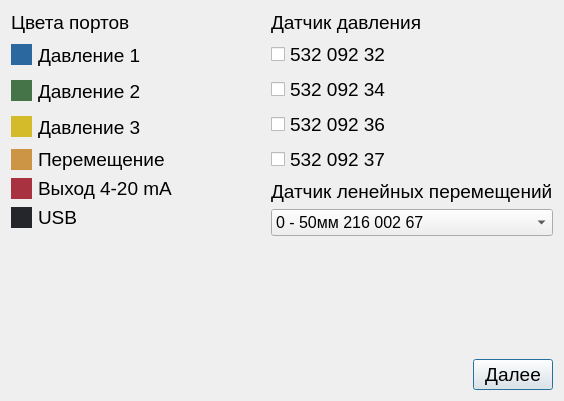
Above: NotationWindow.ui from Rekvim/MpiSdk before the change. Below: the same form after it.
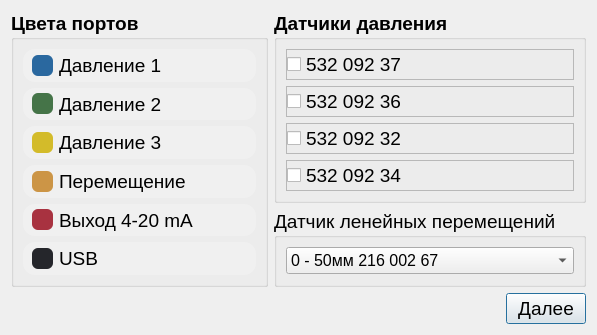
That is the form after the change.

Diff of the .ui file:
```diff
--- a/NotationWindow.ui
+++ b/NotationWindow.ui
@@ -6,8 +6,8 @@
    <rect>
     <x>0</x>
     <y>0</y>
-    <width>564</width>
-    <height>401</height>
+    <width>597</width>
+    <height>335</height>
    </rect>
   </property>
   <property name="font">
@@ -18,48 +18,72 @@
   <property name="windowTitle">
    <string>Обозначения портов</string>
   </property>
-  <layout class="QVBoxLayout" name="verticalLayout_6">
-   <item>
-    <layout class="QHBoxLayout" name="horizontalLayout_8">
-     <item>
-      <layout class="QVBoxLayout" name="verticalLayout_3">
-       <item>
-        <widget class="QLabel" name="label_3">
-         <property name="font">
-          <font>
-           <pointsize>14</pointsize>
-          </font>
-         </property>
-         <property name="text">
-          <string>Цвета портов</string>
-         </property>
-        </widget>
-       </item>
-       <item>
-        <layout class="QVBoxLayout" name="verticalLayout">
+  <layout class="QVBoxLayout" name="verticalLayout_5">
          <item>
           <layout class="QHBoxLayout" name="horizontalLayout_2">
            <item>
-            <widget class="QWidget" name="pressure_1_color" native="true">
-             <property name="minimumSize">
-              <size>
-               <width>21</width>
-               <height>21</height>
-              </size>
-             </property>
-             <property name="maximumSize">
-              <size>
-               <width>21</width>
-               <height>21</height>
-              </size>
-             </property>
+      <widget class="QGroupBox" name="groupBox_3">
              <property name="font">
               <font>
-               <pointsize>11</pointsize>
-              </font>
-             </property>
+         <pointsize>14</pointsize>
+         <bold>true</bold>
+        </font>
+       </property>
+       <property name="title">
+        <string>Цвета портов</string>
+       </property>
+       <layout class="QVBoxLayout" name="verticalLayout_4">
+        <item>
+         <widget class="QFrame" name="frame_pressure_5">
+          <property name="sizePolicy">
+           <sizepolicy hsizetype="Expanding" vsizetype="Preferred">
+            <horstretch>0</horstretch>
+            <verstretch>0</verstretch>
+           </sizepolicy>
+          </property>
              <property name="styleSheet">
-              <string notr="true">background-color: #2A689F;</string>
+           <string notr="true">background-color: #F0F0F0;
+border-radius: 12px;</string>
+          </property>
+          <property name="frameShape">
+           <enum>QFrame::Shape::StyledPanel</enum>
+          </property>
+          <property name="frameShadow">
+           <enum>QFrame::Shadow::Raised</enum>
+          </property>
+          <layout class="QHBoxLayout" name="horizontalLayout_15">
+           <property name="spacing">
+            <number>6</number>
+           </property>
+           <property name="leftMargin">
+            <number>9</number>
+           </property>
+           <property name="topMargin">
+            <number>0</number>
+           </property>
+           <property name="rightMargin">
+            <number>9</number>
+           </property>
+           <property name="bottomMargin">
+            <number>0</number>
+           </property>
+           <item>
+            <widget class="QWidget" name="pressure_1_color_2" native="true">
+             <property name="minimumSize">
+              <size>
+               <width>21</width>
+               <height>21</height>
+              </size>
+             </property>
+             <property name="maximumSize">
+              <size>
+               <width>21</width>
+               <height>21</height>
+              </size>
+             </property>
+             <property name="styleSheet">
+              <string notr="true">background-color: #2A689F;
+border-radius: 6px;</string>
              </property>
             </widget>
            </item>
@@ -82,11 +106,41 @@
             </widget>
            </item>
           </layout>
+         </widget>
          </item>
          <item>
-          <layout class="QHBoxLayout" name="horizontalLayout_4">
+         <widget class="QFrame" name="frame_pressure_7">
+          <property name="sizePolicy">
+           <sizepolicy hsizetype="Expanding" vsizetype="Preferred">
+            <horstretch>0</horstretch>
+            <verstretch>0</verstretch>
+           </sizepolicy>
+          </property>
+          <property name="styleSheet">
+           <string notr="true">background-color: #F0F0F0;
+border-radius: 12px;</string>
+          </property>
+          <property name="frameShape">
+           <enum>QFrame::Shape::StyledPanel</enum>
+          </property>
+          <property name="frameShadow">
+           <enum>QFrame::Shadow::Raised</enum>
+          </property>
+          <layout class="QHBoxLayout" name="horizontalLayout_16">
+           <property name="leftMargin">
+            <number>9</number>
+           </property>
+           <property name="topMargin">
+            <number>0</number>
+           </property>
+           <property name="rightMargin">
+            <number>9</number>
+           </property>
+           <property name="bottomMargin">
+            <number>0</number>
+           </property>
            <item>
-            <widget class="QWidget" name="pressure_2_color" native="true">
+            <widget class="QWidget" name="pressure_2_color_2" native="true">
              <property name="minimumSize">
               <size>
                <width>21</width>
@@ -99,13 +153,9 @@
                <height>21</height>
               </size>
              </property>
-             <property name="font">
-              <font>
-               <pointsize>11</pointsize>
-              </font>
-             </property>
              <property name="styleSheet">
-              <string notr="true">background-color: #457448;</string>
+              <string notr="true">background-color: #457448;
+border-radius: 6px;</string>
              </property>
             </widget>
            </item>
@@ -128,11 +178,41 @@
             </widget>
            </item>
           </layout>
+         </widget>
          </item>
          <item>
-          <layout class="QHBoxLayout" name="horizontalLayout_3">
+         <widget class="QFrame" name="frame_pressure_6">
+          <property name="sizePolicy">
+           <sizepolicy hsizetype="Expanding" vsizetype="Preferred">
+            <horstretch>0</horstretch>
+            <verstretch>0</verstretch>
+           </sizepolicy>
+          </property>
+          <property name="styleSheet">
+           <string notr="true">background-color: #F0F0F0;
+border-radius: 12px;</string>
+          </property>
+          <property name="frameShape">
+           <enum>QFrame::Shape::StyledPanel</enum>
+          </property>
+          <property name="frameShadow">
+           <enum>QFrame::Shadow::Raised</enum>
+          </property>
+          <layout class="QHBoxLayout" name="horizontalLayout_17">
+           <property name="leftMargin">
+            <number>9</number>
+           </property>
+           <property name="topMargin">
+            <number>0</number>
+           </property>
+           <property name="rightMargin">
+            <number>9</number>
+           </property>
+           <property name="bottomMargin">
+            <number>0</number>
+           </property>
            <item>
-            <widget class="QWidget" name="pressure_3_color" native="true">
+            <widget class="QWidget" name="pressure_3_color_2" native="true">
              <property name="minimumSize">
               <size>
                <width>21</width>
@@ -145,13 +225,9 @@
                <height>21</height>
               </size>
              </property>
-             <property name="font">
-              <font>
-               <pointsize>11</pointsize>
-              </font>
-             </property>
              <property name="styleSheet">
-              <string notr="true">background-color: #D3BB2A;</string>
+              <string notr="true">background-color: #D3BB2A;
+border-radius: 6px;</string>
              </property>
             </widget>
            </item>
@@ -174,11 +250,35 @@
             </widget>
            </item>
           </layout>
+         </widget>
          </item>
          <item>
-          <layout class="QHBoxLayout" name="horizontalLayout_5">
+         <widget class="QFrame" name="frame_moving">
+          <property name="styleSheet">
+           <string notr="true">background-color: #F0F0F0;
+border-radius: 12px;</string>
+          </property>
+          <property name="frameShape">
+           <enum>QFrame::Shape::StyledPanel</enum>
+          </property>
+          <property name="frameShadow">
+           <enum>QFrame::Shadow::Raised</enum>
+          </property>
+          <layout class="QHBoxLayout" name="horizontalLayout_18">
+           <property name="leftMargin">
+            <number>9</number>
+           </property>
+           <property name="topMargin">
+            <number>0</number>
+           </property>
+           <property name="rightMargin">
+            <number>9</number>
+           </property>
+           <property name="bottomMargin">
+            <number>0</number>
+           </property>
            <item>
-            <widget class="QWidget" name="moving_color" native="true">
+            <widget class="QWidget" name="moving_color_2" native="true">
              <property name="minimumSize">
               <size>
                <width>21</width>
@@ -191,13 +291,9 @@
                <height>21</height>
               </size>
              </property>
-             <property name="font">
-              <font>
-               <pointsize>11</pointsize>
-              </font>
-             </property>
              <property name="styleSheet">
-              <string notr="true">background-color: #CC9546;</string>
+              <string notr="true">background-color: #CC9546;
+border-radius: 6px;</string>
              </property>
             </widget>
            </item>
@@ -214,11 +310,35 @@
             </widget>
            </item>
           </layout>
+         </widget>
          </item>
          <item>
-          <layout class="QHBoxLayout" name="horizontalLayout_6">
+         <widget class="QFrame" name="frame_output_4_20_mA">
+          <property name="styleSheet">
+           <string notr="true">background-color: #F0F0F0;
+border-radius: 12px;</string>
+          </property>
+          <property name="frameShape">
+           <enum>QFrame::Shape::StyledPanel</enum>
+          </property>
+          <property name="frameShadow">
+           <enum>QFrame::Shadow::Raised</enum>
+          </property>
+          <layout class="QHBoxLayout" name="horizontalLayout_22">
+           <property name="leftMargin">
+            <number>9</number>
+           </property>
+           <property name="topMargin">
+            <number>0</number>
+           </property>
+           <property name="rightMargin">
+            <number>9</number>
+           </property>
+           <property name="bottomMargin">
+            <number>0</number>
+           </property>
            <item>
-            <widget class="QWidget" name="output_4_20_mA_color" native="true">
+            <widget class="QWidget" name="output_4_20_mA_color_2" native="true">
              <property name="minimumSize">
               <size>
                <width>21</width>
@@ -231,13 +351,9 @@
                <height>21</height>
               </size>
              </property>
-             <property name="font">
-              <font>
-               <pointsize>11</pointsize>
-              </font>
-             </property>
              <property name="styleSheet">
-              <string notr="true">background-color: #A83240;</string>
+              <string notr="true">background-color: #A83240;
+border-radius: 6px;</string>
              </property>
             </widget>
            </item>
@@ -254,11 +370,35 @@
             </widget>
            </item>
           </layout>
+         </widget>
          </item>
          <item>
-          <layout class="QHBoxLayout" name="horizontalLayout_7">
+         <widget class="QFrame" name="frame_usb">
+          <property name="styleSheet">
+           <string notr="true">background-color: #F0F0F0;
+border-radius: 12px;</string>
+          </property>
+          <property name="frameShape">
+           <enum>QFrame::Shape::StyledPanel</enum>
+          </property>
+          <property name="frameShadow">
+           <enum>QFrame::Shadow::Raised</enum>
+          </property>
+          <layout class="QHBoxLayout" name="horizontalLayout_24">
+           <property name="leftMargin">
+            <number>9</number>
+           </property>
+           <property name="topMargin">
+            <number>0</number>
+           </property>
+           <property name="rightMargin">
+            <number>9</number>
+           </property>
+           <property name="bottomMargin">
+            <number>0</number>
+           </property>
            <item>
-            <widget class="QWidget" name="usb_color" native="true">
+            <widget class="QWidget" name="usb_color_2" native="true">
              <property name="minimumSize">
               <size>
                <width>21</width>
@@ -271,13 +411,9 @@
                <height>21</height>
               </size>
              </property>
-             <property name="font">
-              <font>
-               <pointsize>11</pointsize>
-              </font>
-             </property>
              <property name="styleSheet">
-              <string notr="true">background-color: #25262B;</string>
+              <string notr="true">background-color: #25262B;
+border-radius: 6px;</string>
              </property>
             </widget>
            </item>
@@ -294,45 +430,126 @@
             </widget>
            </item>
           </layout>
-         </item>
+         </widget>
+        </item>
+       </layout>
+      </widget>
+     </item>
          <item>
-          <spacer name="verticalSpacer_2">
-           <property name="orientation">
-            <enum>Qt::Orientation::Vertical</enum>
-           </property>
-           <property name="sizeHint" stdset="0">
-            <size>
-             <width>20</width>
-             <height>40</height>
-            </size>
-           </property>
-          </spacer>
-         </item>
-        </layout>
-       </item>
-      </layout>
-     </item>
+      <layout class="QVBoxLayout" name="verticalLayout_3">
+       <item>
+        <widget class="QGroupBox" name="groupBox">
+         <property name="font">
+          <font>
+           <pointsize>14</pointsize>
+           <bold>true</bold>
+          </font>
+         </property>
+         <property name="title">
+          <string>Датчики давления</string>
+         </property>
+         <layout class="QVBoxLayout" name="verticalLayout">
+          <item>
+           <widget class="QFrame" name="frame_pressure_4">
+            <property name="frameShape">
+             <enum>QFrame::Shape::StyledPanel</enum>
+            </property>
+            <property name="frameShadow">
+             <enum>QFrame::Shadow::Raised</enum>
+            </property>
+            <layout class="QHBoxLayout" name="horizontalLayout_9">
+             <property name="leftMargin">
+              <number>0</number>
+             </property>
+             <property name="topMargin">
+              <number>0</number>
+             </property>
+             <property name="rightMargin">
+              <number>0</number>
+             </property>
+             <property name="bottomMargin">
+              <number>0</number>
+             </property>
+             <item>
+              <widget class="QCheckBox" name="checkBox_pressure_4">
+               <property name="font">
+                <font>
+                 <pointsize>14</pointsize>
+                 <bold>false</bold>
+                </font>
+               </property>
+               <property name="text">
+                <string>532 092 37</string>
+               </property>
+              </widget>
+             </item>
+            </layout>
+           </widget>
+          </item>
      <item>
-      <layout class="QVBoxLayout" name="verticalLayout_5">
+           <widget class="QFrame" name="frame_pressure_3">
+            <property name="frameShape">
+             <enum>QFrame::Shape::StyledPanel</enum>
+            </property>
+            <property name="frameShadow">
+             <enum>QFrame::Shadow::Raised</enum>
+            </property>
+            <layout class="QHBoxLayout" name="horizontalLayout_10">
+             <property name="leftMargin">
+              <number>0</number>
+             </property>
+             <property name="topMargin">
+              <number>0</number>
+             </property>
+             <property name="rightMargin">
+              <number>0</number>
+             </property>
+             <property name="bottomMargin">
+              <number>0</number>
+             </property>
        <item>
-        <layout class="QVBoxLayout" name="verticalLayout_4">
-         <item>
-          <widget class="QLabel" name="label">
+              <widget class="QCheckBox" name="checkBox_pressure_3">
            <property name="font">
             <font>
              <pointsize>14</pointsize>
+                 <bold>false</bold>
             </font>
            </property>
            <property name="text">
-            <string>Датчик давления</string>
+                <string>532 092 36</string>
            </property>
           </widget>
          </item>
+            </layout>
+           </widget>
+          </item>
+          <item>
+           <widget class="QFrame" name="frame_pressure_1">
+            <property name="frameShape">
+             <enum>QFrame::Shape::StyledPanel</enum>
+            </property>
+            <property name="frameShadow">
+             <enum>QFrame::Shadow::Raised</enum>
+            </property>
+            <layout class="QHBoxLayout" name="horizontalLayout_8">
+             <property name="leftMargin">
+              <number>0</number>
+             </property>
+             <property name="topMargin">
+              <number>0</number>
+             </property>
+             <property name="rightMargin">
+              <number>0</number>
+             </property>
+             <property name="bottomMargin">
+              <number>0</number>
+             </property>
          <item>
           <widget class="QCheckBox" name="checkBox_pressure_1">
            <property name="font">
             <font>
              <pointsize>14</pointsize>
+                 <bold>false</bold>
             </font>
            </property>
            <property name="text">
@@ -340,11 +557,36 @@
            </property>
           </widget>
          </item>
+            </layout>
+           </widget>
+          </item>
+          <item>
+           <widget class="QFrame" name="frame_pressure_2">
+            <property name="frameShape">
+             <enum>QFrame::Shape::StyledPanel</enum>
+            </property>
+            <property name="frameShadow">
+             <enum>QFrame::Shadow::Raised</enum>
+            </property>
+            <layout class="QHBoxLayout" name="horizontalLayout_11">
+             <property name="leftMargin">
+              <number>0</number>
+             </property>
+             <property name="topMargin">
+              <number>0</number>
+             </property>
+             <property name="rightMargin">
+              <number>0</number>
+             </property>
+             <property name="bottomMargin">
+              <number>0</number>
+             </property>
          <item>
           <widget class="QCheckBox" name="checkBox_pressure_2">
            <property name="font">
             <font>
              <pointsize>14</pointsize>
+                 <bold>false</bold>
             </font>
            </property>
            <property name="text">
@@ -352,46 +594,18 @@
            </property>
           </widget>
          </item>
-         <item>
-          <widget class="QCheckBox" name="checkBox_pressure_3">
-           <property name="font">
-            <font>
-             <pointsize>14</pointsize>
-            </font>
-           </property>
-           <property name="text">
-            <string>532 092 36</string>
-           </property>
-          </widget>
-         </item>
-         <item>
-          <widget class="QCheckBox" name="checkBox_pressure_4">
-           <property name="font">
-            <font>
-             <pointsize>14</pointsize>
-            </font>
-           </property>
-           <property name="text">
-            <string>532 092 37</string>
-           </property>
-          </widget>
-         </item>
-        </layout>
-       </item>
+            </layout>
+           </widget>
+          </item>
+         </layout>
+        </widget>
+       </item>
        <item>
-        <layout class="QVBoxLayout" name="verticalLayout_2">
-         <item>
-          <widget class="QLabel" name="label_2">
-           <property name="font">
-            <font>
-             <pointsize>14</pointsize>
-            </font>
-           </property>
-           <property name="text">
+        <widget class="QGroupBox" name="groupBox_2">
+         <property name="title">
             <string>Датчик ленейных перемещений</string>
            </property>
-          </widget>
-         </item>
+         <layout class="QVBoxLayout" name="verticalLayout_2">
          <item>
           <widget class="QComboBox" name="comboBox_movings">
            <property name="font">
@@ -417,24 +631,7 @@
           </widget>
          </item>
         </layout>
-       </item>
-       <item>
-        <spacer name="verticalSpacer">
-         <property name="font">
-          <font>
-           <pointsize>11</pointsize>
-          </font>
-         </property>
-         <property name="orientation">
-          <enum>Qt::Orientation::Vertical</enum>
-         </property>
-         <property name="sizeHint" stdset="0">
-          <size>
-           <width>20</width>
-           <height>40</height>
-          </size>
-         </property>
-        </spacer>
+        </widget>
        </item>
       </layout>
      </item>
```
Lines whose indentation alone changed are shown as unchanged.
